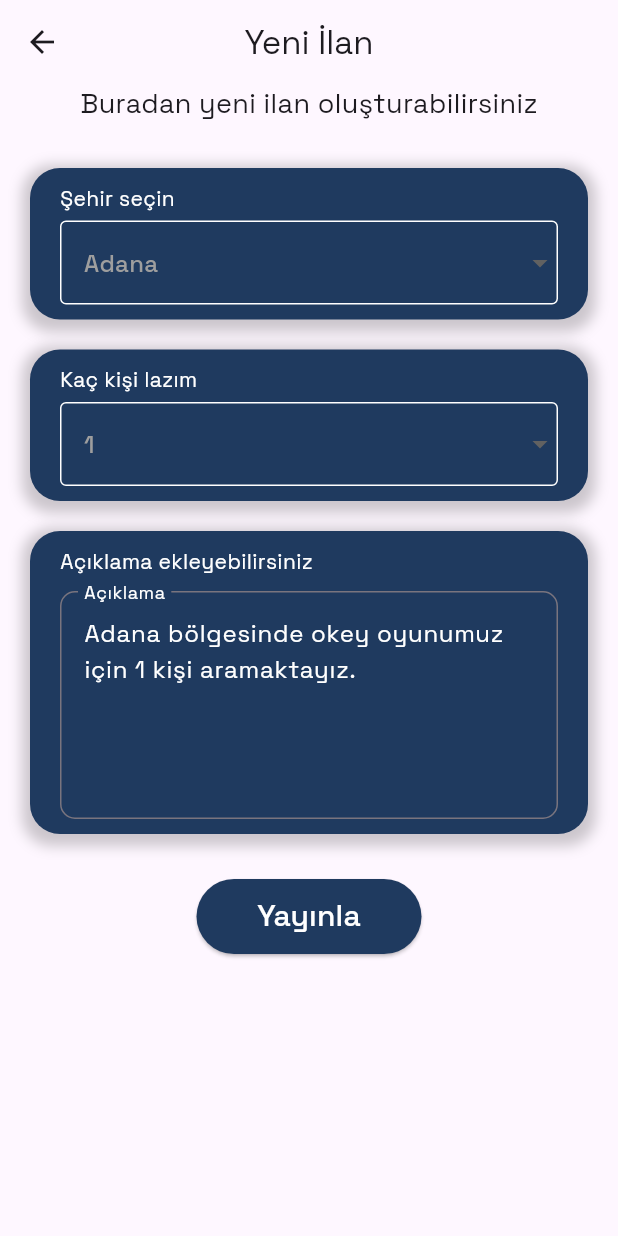
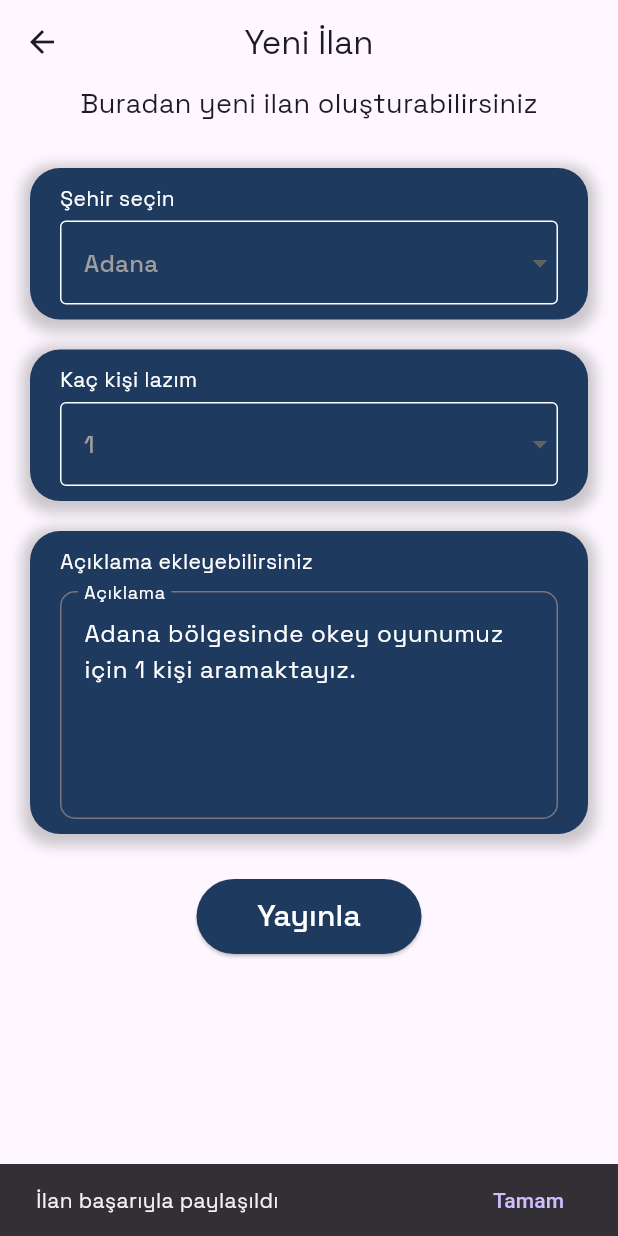
Before and after one commit to mahmutcancokcapar/101yazboz, a Flutter app: the YeniIlan screen opened directly, after a tap on "Yayınla", on a phone screen of 412 x 824 dp. Run offline on Flutter 3.47's test engine with Material 3 defaults, Android fonts, the phone set to English and light mode, and no system bars; our stand-ins replace cloud_firestore, curved_navigation_bar, firebase_auth, firebase_core, google_fonts; accounts and stored records are empty.

Commit message:
Update yeni_ilan.dart

```diff
--- a/lib/kesfet_folder/yeni_ilan.dart
+++ b/lib/kesfet_folder/yeni_ilan.dart
@@ -1,5 +1,10 @@
+import 'package:cloud_firestore/cloud_firestore.dart';
+import 'package:firebase_auth/firebase_auth.dart';
 import 'package:flutter/material.dart';
 import 'package:google_fonts/google_fonts.dart';
+import 'package:intl/intl.dart';
+import 'package:yuzbir_yazboz/service/auth.dart';
+import 'package:yuzbir_yazboz/service/ilanlar.dart';
 
 class YeniIlan extends StatefulWidget {
   const YeniIlan({super.key});
@@ -100,6 +105,9 @@ class _YeniIlanState extends State<YeniIlan> {
   String? selectedSehir;
   String? selectedKisi;
   TextEditingController aciklamaController = TextEditingController();
+  String tarih = DateFormat('dd/MM/yyyy - hh:mm aaa').format(DateTime.now());
+  FirebaseAuth auth = FirebaseAuth.instance;
+  final User? user = AuthService().currentUser;
   @override
   void initState() {
     super.initState();
@@ -115,8 +123,57 @@ class _YeniIlanState extends State<YeniIlan> {
     });
   }
 
+  Future<void> addData({
+    required String collection,
+    required String aciklama,
+    required String sehir,
+    required String kisiSayisi,
+    required String tarih,
+    required String userEmail,
+  }) async {
+    final user = FirebaseAuth.instance.currentUser;
+    if (user != null) {
+      String userEmail = user.email ?? 'User email';
+      final docPlace = FirebaseFirestore.instance.collection(collection).doc();
+      final ilanlar = Ilanlar(
+        id: docPlace.id,
+        aciklama: aciklamaController.text,
+        sehir: selectedSehir.toString(),
+        kisiSayisi: selectedKisi.toString(),
+        tarih: tarih,
+        userEmail: userEmail,
+      );
+      final json = ilanlar.toJson();
+      await docPlace.set(json);
+    }
+  }
+
+  final snackBar = SnackBar(
+    content: Text(
+      'İlan başarıyla paylaşıldı',
+      style: GoogleFonts.spaceGrotesk(),
+    ),
+    action: SnackBarAction(
+      label: 'Tamam',
+      onPressed: () {},
+    ),
+  );
+
   @override
   Widget build(BuildContext context) {
+    String userEmail = user?.email ?? 'User email';
+    void onButtonPressed() {
+      addData(
+        collection: 'ilanlar',
+        aciklama: aciklamaController.text,
+        sehir: selectedSehir.toString(),
+        kisiSayisi: selectedKisi.toString(),
+        tarih: tarih,
+        userEmail: userEmail,
+      );
+      ScaffoldMessenger.of(context).showSnackBar(snackBar);
+    }
+
     return Scaffold(
       extendBodyBehindAppBar: true,
       appBar: AppBar(
@@ -396,7 +453,9 @@ class _YeniIlanState extends State<YeniIlan> {
                 height: 30,
               ),
               ElevatedButton(
-                onPressed: () {},
+                onPressed: () {
+                  onButtonPressed();
+                },
                 style: ElevatedButton.styleFrom(
                   backgroundColor: const Color(0xFF1F3A5F),
                   fixedSize: const Size(150, 50),
```
